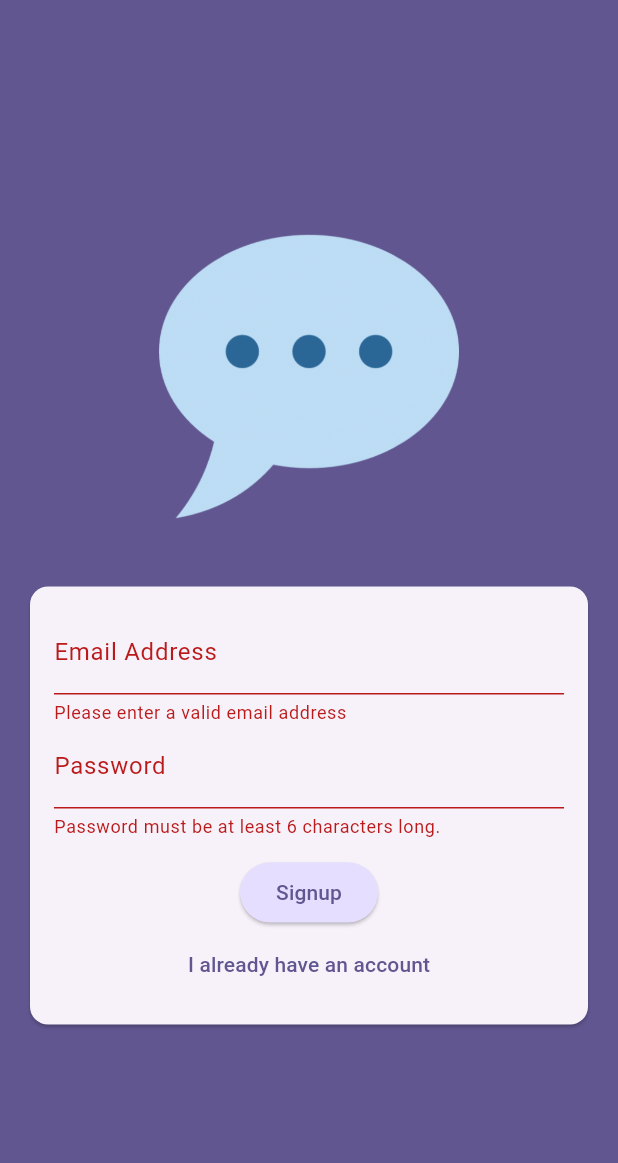
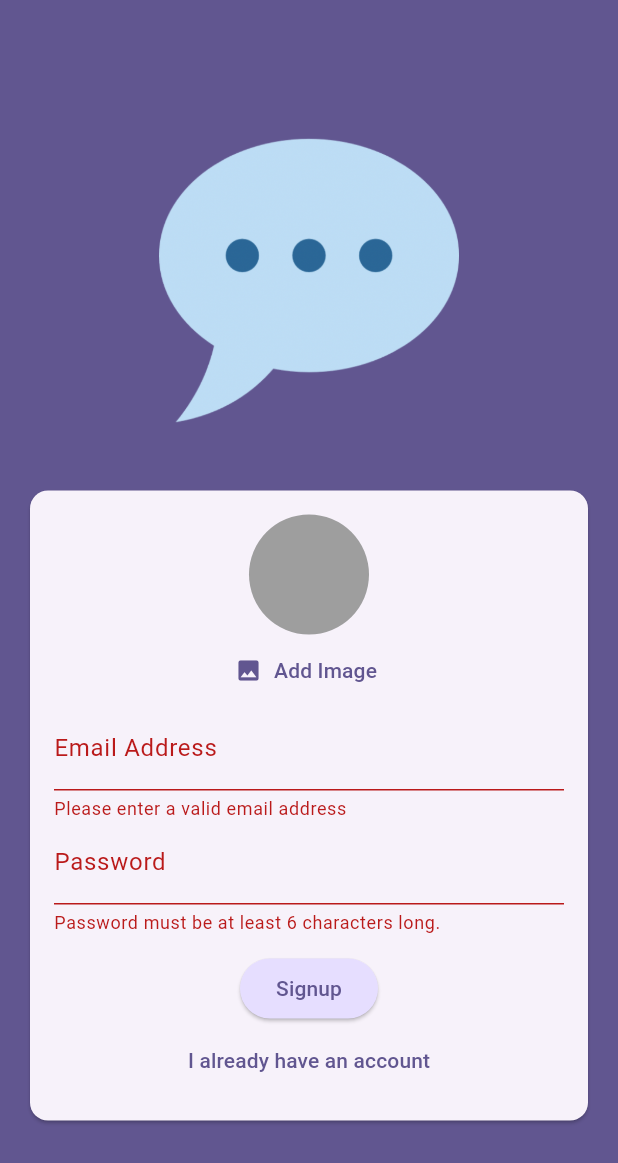
Before and after one commit to Prakharpan-dey/Chat-App, a Flutter app: the screen it shows after launch, after a tap on "Login", after a tap on "Create an account", on a phone screen of 412 x 824 dp. Shown: the top 1163 px of the screen. Run offline on Flutter 3.47's test engine with Material 3 defaults, Android fonts, the phone set to English and light mode, and no system bars; our stand-ins replace firebase_auth, firebase_core, image_picker; accounts and stored records are empty.

Commit message:
Added Image picker

```diff
--- a/lib/screens/auth.dart
+++ b/lib/screens/auth.dart
@@ -1,3 +1,4 @@
+import 'package:chat_app/widgets/user_image_picker.dart';
 import 'package:flutter/material.dart';
 import 'package:firebase_auth/firebase_auth.dart';
 
@@ -73,6 +74,7 @@ class _AuthScreenState extends State<AuthScreen> {
                       child: Column(
                         mainAxisSize: MainAxisSize.min,
                         children: [
+                          if (!_isLogin) UserImagePicker(),
                           TextFormField(
                             decoration: const InputDecoration(
                               labelText: 'Email Address',
--- /dev/null
+++ b/lib/widgets/user_image_picker.dart
@@ -0,0 +1,52 @@
+import 'dart:io';
+
+import 'package:flutter/material.dart';
+import 'package:image_picker/image_picker.dart';
+
+class UserImagePicker extends StatefulWidget {
+  const UserImagePicker({super.key});
+
+  @override
+  State<UserImagePicker> createState() => _UserImagePickerState();
+}
+
+class _UserImagePickerState extends State<UserImagePicker> {
+  File? _pickedImageFile;
+
+  void _pickImage() async {
+    final pickedImage = await ImagePicker().pickImage(
+      source: ImageSource.camera,
+      imageQuality: 50,
+      maxWidth: 150,
+    );
+
+    if (pickedImage == null) {
+      return;
+    }
+
+    setState(() {
+      _pickedImageFile = File(pickedImage.path);
+    });
+  }
+
+  @override
+  Widget build(BuildContext context) {
+    return Column(
+      children: [
+        CircleAvatar(
+          radius: 40,
+          backgroundColor: Colors.grey,
+          foregroundImage:
+              _pickedImageFile != null ? FileImage(_pickedImageFile!) : null,
+        ),
+        TextButton.icon(
+            onPressed: _pickImage,
+            icon: Icon(Icons.image),
+            label: Text(
+              'Add Image',
+              style: TextStyle(color: Theme.of(context).colorScheme.primary),
+            ))
+      ],
+    );
+  }
+}
--- a/pubspec.yaml
+++ b/pubspec.yaml
@@ -37,6 +37,8 @@ dependencies:
   cupertino_icons: ^1.0.8
   firebase_core: ^3.8.0
   firebase_auth: ^5.3.3
+  firebase_storage: ^12.3.6
+  image_picker: ^1.1.2
 
 dev_dependencies:
   flutter_test:
```
Also changed, not shown: pubspec.lock, 5 other files.
